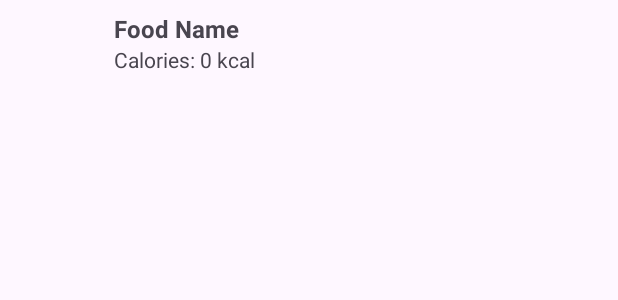
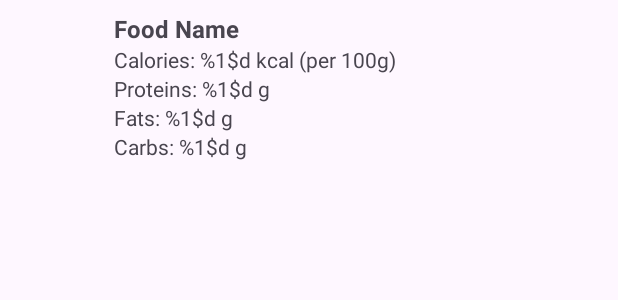
Before and after one commit to andresruiiz/FoodCalendar, an Android app built with Jetpack Compose: the layout item_food_search.xml on its own in the app's theme, with its tools: preview values and no code run, on a phone screen of 412 x 824 dp. Shown: the top 300 px of the screen. Run offline under Robolectric (Android 15) with nearby library versions, the phone set to English and light mode, and no system bars.

Commit message:
Improved food lists
Co-Authored-By: Mel-Nicolo <124881113+Mel-Nicolo@users.noreply.github.com>

```diff
--- a/app/src/main/res/layout/item_food_search.xml
+++ b/app/src/main/res/layout/item_food_search.xml
@@ -25,13 +25,34 @@
             android:layout_height="wrap_content"
             android:textSize="16sp"
             android:textStyle="bold"
-            android:text="Food Name" />
+            android:text="@string/food_name" />
 
         <TextView
             android:id="@+id/tvCalories"
             android:layout_width="match_parent"
             android:layout_height="wrap_content"
             android:textSize="14sp"
-            android:text="Calories: 0 kcal" />
+            android:text="@string/calories_per_100g" />
+
+        <TextView
+            android:id="@+id/tvProtein"
+            android:layout_width="match_parent"
+            android:layout_height="wrap_content"
+            android:textSize="14sp"
+            android:text="@string/proteins_per_100g" />
+
+        <TextView
+            android:id="@+id/tvFat"
+            android:layout_width="match_parent"
+            android:layout_height="wrap_content"
+            android:textSize="14sp"
+            android:text="@string/fats_per_100g" />
+
+        <TextView
+            android:id="@+id/tvCarbs"
+            android:layout_width="match_parent"
+            android:layout_height="wrap_content"
+            android:textSize="14sp"
+            android:text="@string/carbs_per_100g" />
     </LinearLayout>
 </LinearLayout>
```
Also changed, not shown: app/src/main/java/es/uma/foodcalendar/FoodSearchAdapter.kt (+7 -1 lines), app/src/main/java/es/uma/foodcalendar/SearchFoodActivity.kt (+9 -9 lines), app/src/main/res/layout/activity_search_food.xml (+7 -0 lines), app/src/main/res/layout/item_food_list.xml (+5 -5 lines), app/src/main/res/drawable/placeholder_image.xml (line endings or trailing spaces).
